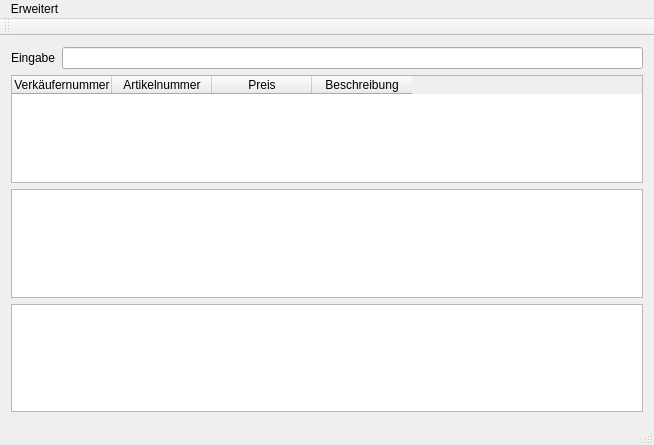
Qt form TuKi-Basar/TuKiBasar.ui (Ulle84/UllesSourceCode) before a commit.
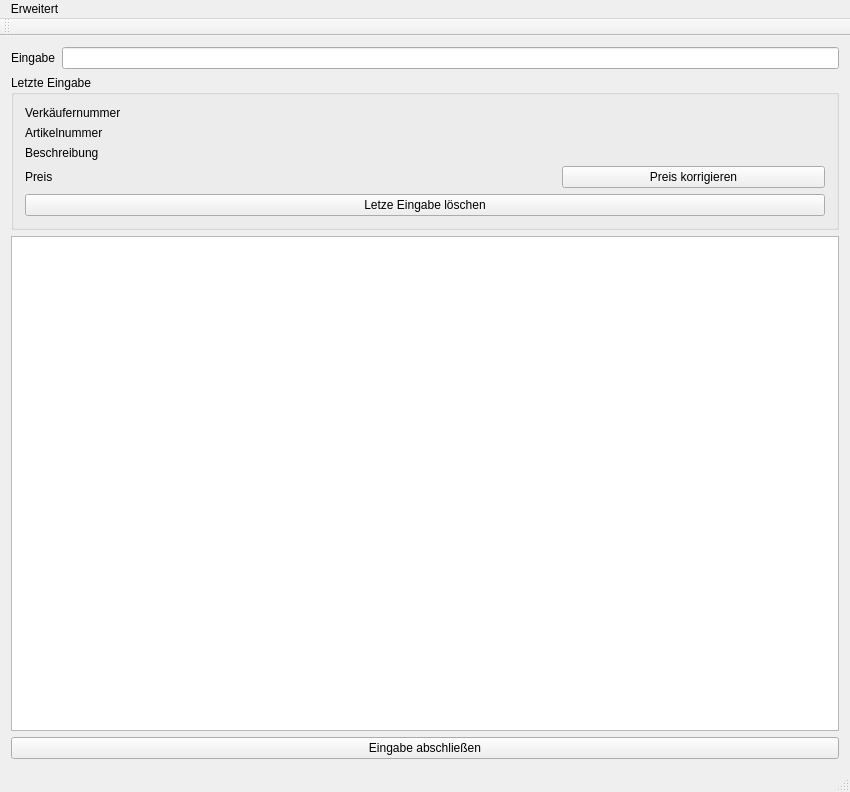
The same form after that commit.

Commit message: ~ changes in UI + view of last input article + delete last input

The edit to the form file:
```diff
--- a/TuKi-Basar/TuKiBasar.ui
+++ b/TuKi-Basar/TuKiBasar.ui
@@ -6,64 +6,119 @@
    <rect>
     <x>0</x>
     <y>0</y>
-    <width>654</width>
-    <height>445</height>
+    <width>850</width>
+    <height>792</height>
    </rect>
   </property>
   <property name="windowTitle">
    <string>TuKiBasar</string>
   </property>
   <widget class="QWidget" name="centralWidget">
-   <layout class="QGridLayout" name="gridLayout">
+   <layout class="QGridLayout" name="gridLayout_2">
+    <item row="0" column="0">
+     <widget class="QLabel" name="label_5">
+      <property name="text">
+       <string>Eingabe</string>
+      </property>
+     </widget>
+    </item>
+    <item row="1" column="0" colspan="2">
+     <widget class="QGroupBox" name="groupBox">
+      <property name="title">
+       <string>Letzte Eingabe</string>
+      </property>
+      <layout class="QGridLayout" name="gridLayout">
+       <item row="2" column="0">
+        <widget class="QLabel" name="label_7">
+         <property name="text">
+          <string>Beschreibung</string>
+         </property>
+        </widget>
+       </item>
+       <item row="3" column="0">
+        <widget class="QLabel" name="label">
+         <property name="text">
+          <string>Preis</string>
+         </property>
+        </widget>
+       </item>
+       <item row="3" column="2">
+        <widget class="QPushButton" name="pushButtonCorrectPrize">
+         <property name="text">
+          <string>Preis korrigieren</string>
+         </property>
+        </widget>
+       </item>
+       <item row="3" column="1">
+        <widget class="QLabel" name="labelPrize">
+         <property name="text">
+          <string/>
+         </property>
+        </widget>
+       </item>
+       <item row="1" column="0">
+        <widget class="QLabel" name="label_3">
+         <property name="text">
+          <string>Artikelnummer</string>
+         </property>
+        </widget>
+       </item>
+       <item row="0" column="0">
+        <widget class="QLabel" name="label_2">
+         <property name="text">
+          <string>Verkäufernummer</string>
+         </property>
+        </widget>
+       </item>
+       <item row="1" column="1">
+        <widget class="QLabel" name="labelArticleNumber">
+         <property name="text">
+          <string/>
+         </property>
+        </widget>
+       </item>
+       <item row="0" column="1">
+        <widget class="QLabel" name="labelSellerNumber">
+         <property name="text">
+          <string/>
+         </property>
+        </widget>
+       </item>
+       <item row="2" column="1" colspan="2">
+        <widget class="QLabel" name="labelDescription">
+         <property name="text">
+          <string/>
+         </property>
+        </widget>
+       </item>
+       <item row="4" column="0" colspan="3">
+        <widget class="QPushButton" name="pushButtonDeleteLastInput">
+         <property name="text">
+          <string>Letze Eingabe löschen</string>
+         </property>
+        </widget>
+       </item>
+      </layout>
+     </widget>
+    </item>
     <item row="0" column="1">
-     <widget class="QLineEdit" name="lineEditScannerInput">
+     <widget class="QLineEdit" name="lineEditInput">
       <property name="maxLength">
        <number>6</number>
       </property>
      </widget>
     </item>
-    <item row="4" column="0" colspan="2">
-     <widget class="QPlainTextEdit" name="plainTextEditArticleList">
-      <property name="readOnly">
-       <bool>true</bool>
-      </property>
-     </widget>
-    </item>
     <item row="2" column="0" colspan="2">
-     <widget class="QTableWidget" name="tableWidget">
-      <column>
-       <property name="text">
-        <string>Verkäufernummer</string>
-       </property>
-      </column>
-      <column>
-       <property name="text">
-        <string>Artikelnummer</string>
-       </property>
-      </column>
-      <column>
-       <property name="text">
-        <string>Preis</string>
-       </property>
-      </column>
-      <column>
-       <property name="text">
-        <string>Beschreibung</string>
-       </property>
-      </column>
-     </widget>
-    </item>
-    <item row="0" column="0">
-     <widget class="QLabel" name="label_5">
-      <property name="text">
-       <string>Eingabe</string>
+     <widget class="QPlainTextEdit" name="plainTextEditArticleList">
+      <property name="readOnly">
+       <bool>true</bool>
       </property>
      </widget>
     </item>
     <item row="3" column="0" colspan="2">
-     <widget class="QTextEdit" name="textEdit">
-      <property name="readOnly">
-       <bool>true</bool>
+     <widget class="QPushButton" name="pushButtonNextCustomer">
+      <property name="text">
+       <string>Eingabe abschließen</string>
       </property>
      </widget>
     </item>
@@ -74,8 +129,8 @@
     <rect>
      <x>0</x>
      <y>0</y>
-     <width>654</width>
-     <height>22</height>
+     <width>850</width>
+     <height>18</height>
     </rect>
    </property>
    <widget class="QMenu" name="menuErweitert">
```
Left out of the diff: 2 changed lines with no effect on the pictures. The commit also changes 11 other files.
